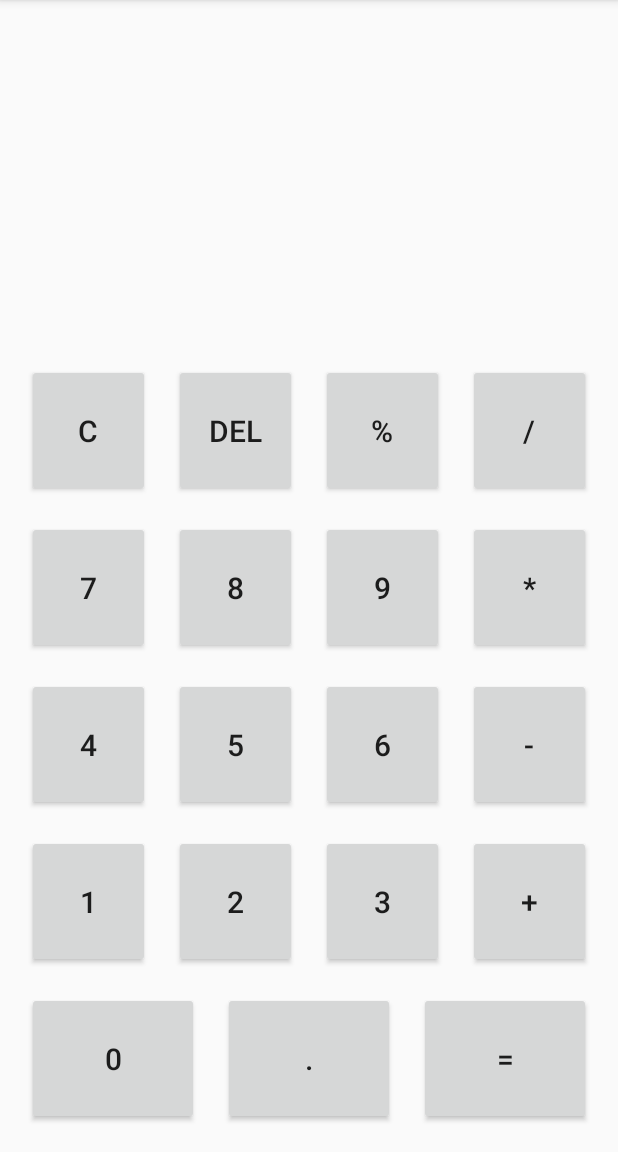
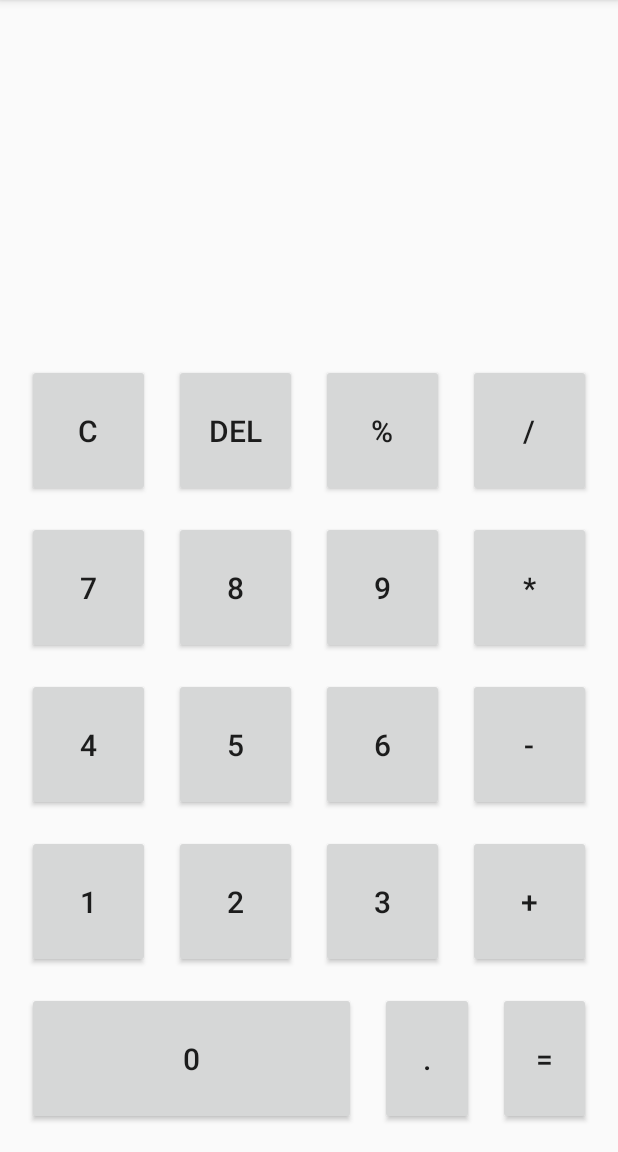
Before and after one commit to Xxuu9/Lab, an Android app: the screen it shows after launch (MainActivity), after a tap on "DEL", on a phone screen of 412 x 824 dp, the part 84-1236 px from its top. Run offline under Robolectric (Android 15) with nearby library versions, the phone set to English and light mode, and no system bars.

Commit message:
Fix multiple decimal and other bugs

```diff
--- a/Lab5/xiangxu_Calculator/app/src/main/java/com/example/xiangxu_calculator/MainActivity.java
+++ b/Lab5/xiangxu_Calculator/app/src/main/java/com/example/xiangxu_calculator/MainActivity.java
@@ -130,14 +130,15 @@ public class MainActivity extends AppCompatActivity implements View.OnClickListe
 
             //use if statement to see where should the dot be
             case R.id.dot:
-                if (str1 != "" && option == "") {
-                    str1 += ((Button) v).getText().toString();
-                    theFirstView.setText(str1);
-                }
-                if (option != "" && str2 != "") {
-                    str2 += ((Button) v).getText().toString();
-                    theSecondView.setText(str2);
-                } else {// execute nothing
+                    if (str1 != "" && option == ""&& !str1.contains(".")) {
+                        str1 += ((Button) v).getText().toString();
+                        theFirstView.setText(str1);
+                    }
+                    else if (option != "" && str2 != ""&& !str2.contains(".")) {
+                        str2 += ((Button) v).getText().toString();
+                        theSecondView.setText(str2);
+                    }
+                 else {// execute nothing
                 }
                 break;
             // no operate here, actual operator is in case R.id.equals
@@ -175,6 +176,7 @@ public class MainActivity extends AppCompatActivity implements View.OnClickListe
 
     public void operatorMethod() {
         theEqualView.setText("=");
+        if(theFirstView.getText() == "" || theSecondView.getText() == "" ) return;
         isFlag = 1;
         number1 = Double.parseDouble(theFirstView.getText().toString());
         number2 = Double.parseDouble(theSecondView.getText().toString());
@@ -199,20 +201,26 @@ public class MainActivity extends AppCompatActivity implements View.OnClickListe
 
     //use if statement to decide which number or character should be deleted
     public void deleteElement() {
-        if (theAnswerView.getText().toString() == "" && theSecondView.getText().toString() != "") {
+        if(theEqualView.getText().toString() != ""){
+            theEqualView.setText("");
+        }
+        else if (theAnswerView.getText().toString() == "" && theSecondView.getText().toString() != "") {
             if (str2.length() == 1) {
                 theSecondView.setText("");
+                str2 = "";
             } else {
                 str2 = str2.substring(0, theSecondView.length() - 1);
                 theSecondView.setText(str2);
             }
         }
-        if (theSecondView.getText().toString() == "" && theOptionView.getText().toString() != "") {
+        else if (theSecondView.getText().toString() == "" && theOptionView.getText().toString() != "") {
             theOptionView.setText("");
+            option = "";
         }
-        if (theOptionView.getText().toString() == "" && theFirstView.getText().toString() != "") {
-            if (str2.length() == 1) {
+        else if (theOptionView.getText().toString() == "" && theFirstView.getText().toString() != "") {
+            if (str1.length() == 1) {
                 theFirstView.setText("");
+                str1 = "";
             } else {
                 str1 = str1.substring(0, str1.length() - 1);
                 theFirstView.setText(str1);
--- a/Lab5/xiangxu_Calculator/app/src/main/res/layout/activity_main.xml
+++ b/Lab5/xiangxu_Calculator/app/src/main/res/layout/activity_main.xml
@@ -28,8 +28,8 @@
 
            <TextView
               android:id="@+id/theFirst"
-              android:layout_width="wrap_content"
-              android:layout_height="wrap_content"
+              android:layout_width="match_parent"
+              android:layout_height="match_parent"
               android:layout_weight="1"
               android:textColor="#888888"
               android:gravity="right"
@@ -37,8 +37,8 @@
 
             <TextView
                 android:id="@+id/theOption"
-                android:layout_width="wrap_content"
-                android:layout_height="wrap_content"
+                android:layout_width="match_parent"
+                android:layout_height="match_parent"
                 android:layout_weight="1"
                 android:gravity="right"
                 android:textColor="#888888"
@@ -46,16 +46,16 @@
 
             <TextView
               android:id="@+id/theSecond"
-              android:layout_width="wrap_content"
-              android:layout_height="wrap_content"
+              android:layout_width="match_parent"
+              android:layout_height="match_parent"
               android:layout_weight="1"
               android:textColor="#888888"
               android:gravity="right"
               android:textSize="40dp" />
           <TextView
               android:id="@+id/theEqual"
-              android:layout_width="wrap_content"
-              android:layout_height="wrap_content"
+              android:layout_width="match_parent"
+              android:layout_height="match_parent"
               android:layout_weight="1"
               android:textColor="#888888"
               android:gravity="right"
@@ -260,7 +260,7 @@
                 android:id="@+id/zero"
                 android:layout_width="match_parent"
                 android:layout_height="match_parent"
-                android:layout_weight="1"
+                android:layout_weight="0.5"
                 android:textSize="20dp"
                 android:layout_margin="8dp"
                 android:text="0" />
```
Also changed, not shown: 1 other file.
